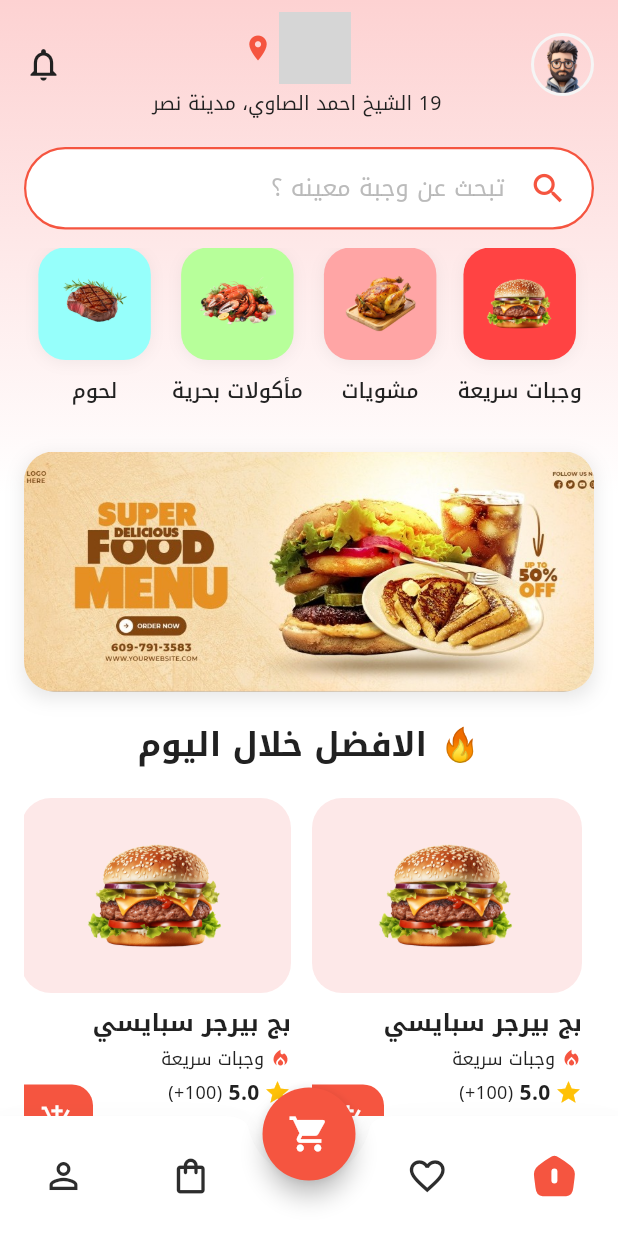
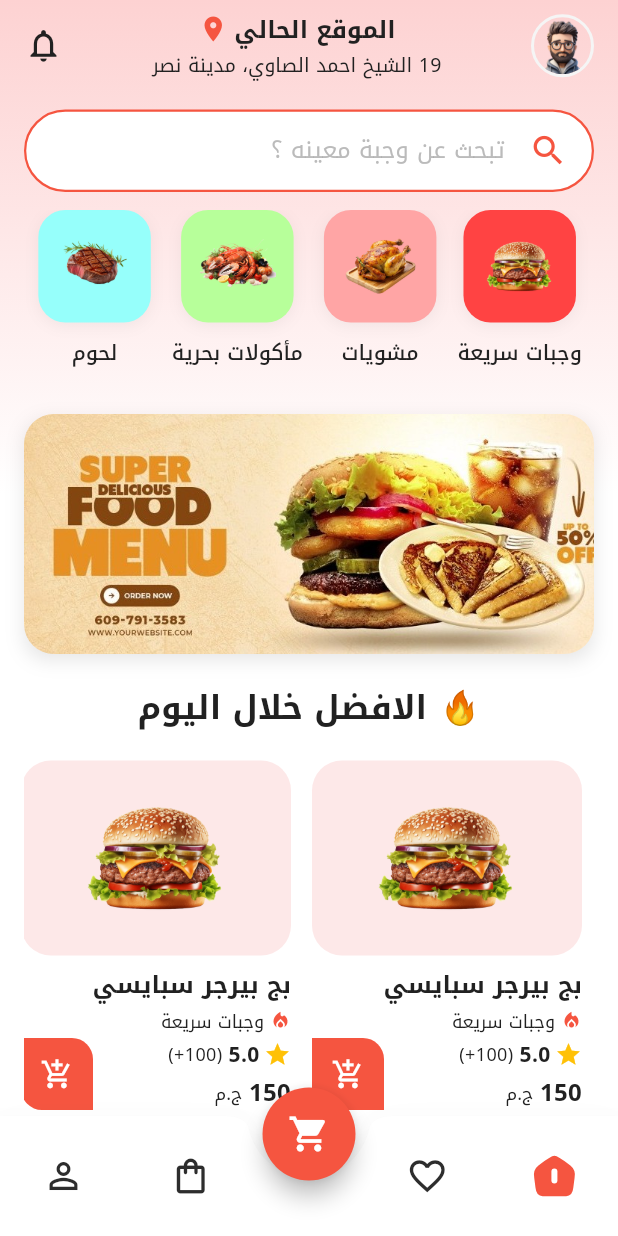
Before and after one commit to Mohamed-MX/Bel-Hana-Flutter-Food-App, a Flutter app: the screen it shows after launch, on a phone screen of 412 x 824 dp. Run offline on Flutter 3.47's test engine with Material 3 defaults, Android fonts, the phone set to English and light mode, and no system bars; grey boxes are pictures that could not be loaded.

Commit message:
home page changes

```diff
--- a/lib/presentation/home/home_screen.dart
+++ b/lib/presentation/home/home_screen.dart
@@ -238,7 +238,7 @@ class HomeScreen extends StatelessWidget {
                       Row(
                         mainAxisAlignment: MainAxisAlignment.center,
                         children: [
-                          Text(الاف
+                          Text(
                             viewModel.locationTitle,
                             style: const TextStyle(
                               fontSize: 16,
--- a/lib/presentation/home/widgets/dish_card_widget.dart
+++ b/lib/presentation/home/widgets/dish_card_widget.dart
@@ -134,9 +134,9 @@ class DishCardWidget extends StatelessWidget {
                             Text(
                               '${dish.price.toInt()}',
                               style: const TextStyle(
-                                fontSize: 20, // Larger
+                                fontSize: 16, // Larger
                                 fontWeight: FontWeight.bold,
-                                color: AppColors.primary,
+                                color: AppColors.textPrimary,
                               ),
                             ),
                             const SizedBox(width: 4),
@@ -144,7 +144,7 @@ class DishCardWidget extends StatelessWidget {
                               'ج.م',
                               style: TextStyle(
                                 fontSize: 12, // Larger
-                                color: AppColors.textSecondary,
+                                color: AppColors.textPrimary,
                               ),
                             ),
                           ],
```
Also changed, not shown: assets/images/promo_banner.jpg.
